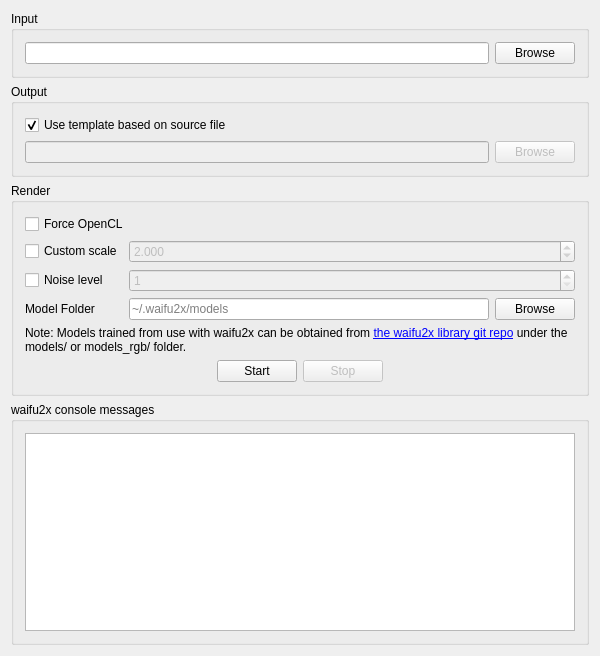
The window that mainwindow.ui (cmdrkotori/qtwaifu2x) describes before a commit, drawn with Qt 5.
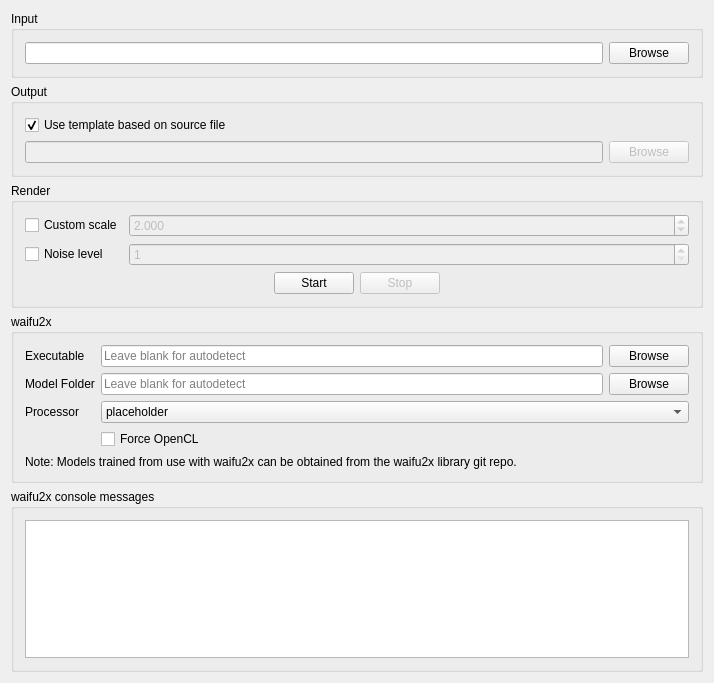
The same window after the commit. Icons and pictures are not drawn.

Commit message:
mainwindow: implement autodetection and processor selection
Autodetects models and executable locations based on sensible
heurestics.  Copies code from darkcropper.

```diff
--- a/mainwindow.ui
+++ b/mainwindow.ui
@@ -6,8 +6,8 @@
    <rect>
     <x>0</x>
     <y>0</y>
-    <width>600</width>
-    <height>656</height>
+    <width>714</width>
+    <height>683</height>
    </rect>
   </property>
   <property name="acceptDrops">
@@ -21,7 +21,7 @@
     <normaloff>:/images/icon.png</normaloff>:/images/icon.png</iconset>
   </property>
   <widget class="QWidget" name="centralWidget">
-   <layout class="QVBoxLayout" name="verticalLayout_3" stretch="0,0,0,1">
+   <layout class="QVBoxLayout" name="verticalLayout_3" stretch="0,0,0,0,0">
     <item>
      <widget class="QGroupBox" name="groupBox">
       <property name="title">
@@ -90,6 +90,13 @@
        <item>
         <layout class="QGridLayout" name="gridLayout" columnstretch="0,1">
          <item row="1" column="0">
+          <widget class="QCheckBox" name="noise">
+           <property name="text">
+            <string>Noise level</string>
+           </property>
+          </widget>
+         </item>
+         <item row="0" column="0">
           <widget class="QCheckBox" name="scaleCustom">
            <property name="text">
             <string>Custom scale</string>
@@ -97,37 +104,6 @@
           </widget>
          </item>
          <item row="1" column="1">
-          <widget class="QDoubleSpinBox" name="scaleValue">
-           <property name="enabled">
-            <bool>false</bool>
-           </property>
-           <property name="toolTip">
-            <string>Scale
-
-Upscaling is a O(n^2), meaning that each doubling of the resolution will take four times as long.</string>
-           </property>
-           <property name="decimals">
-            <number>3</number>
-           </property>
-           <property name="minimum">
-            <double>1.000000000000000</double>
-           </property>
-           <property name="maximum">
-            <double>4.000000000000000</double>
-           </property>
-           <property name="value">
-            <double>2.000000000000000</double>
-           </property>
-          </widget>
-         </item>
-         <item row="2" column="0">
-          <widget class="QCheckBox" name="noise">
-           <property name="text">
-            <string>Noise level</string>
-           </property>
-          </widget>
-         </item>
-         <item row="2" column="1">
           <widget class="QSpinBox" name="noiseValue">
            <property name="enabled">
             <bool>false</bool>
@@ -152,57 +128,25 @@
            </property>
           </widget>
          </item>
-         <item row="3" column="0">
-          <widget class="QLabel" name="label">
-           <property name="text">
-            <string>Model Folder</string>
+         <item row="0" column="1">
+          <widget class="QDoubleSpinBox" name="scaleValue">
+           <property name="enabled">
+            <bool>false</bool>
            </property>
-          </widget>
-         </item>
-         <item row="3" column="1">
-          <layout class="QHBoxLayout" name="horizontalLayout_4">
-           <item>
-            <widget class="QLineEdit" name="modelFolder">
-             <property name="placeholderText">
-              <string>~/.waifu2x/models</string>
-             </property>
-            </widget>
-           </item>
-           <item>
-            <widget class="QPushButton" name="modelBrowse">
-             <property name="text">
-              <string>Browse</string>
-             </property>
-            </widget>
-           </item>
-          </layout>
-         </item>
-         <item row="4" column="0" colspan="2">
-          <widget class="QLabel" name="label_2">
-           <property name="sizePolicy">
-            <sizepolicy hsizetype="MinimumExpanding" vsizetype="Minimum">
-             <horstretch>0</horstretch>
-             <verstretch>0</verstretch>
-            </sizepolicy>
-           </property>
-           <property name="text">
-            <string>Note: Models trained from use with waifu2x can be obtained from &lt;a href=&quot;https://github.com/nagadomi/waifu2x/&quot;&gt;the waifu2x library git repo&lt;/a&gt;  under the models/ or models_rgb/ folder.</string>
-           </property>
-           <property name="wordWrap">
-            <bool>true</bool>
-           </property>
-           <property name="openExternalLinks">
-            <bool>true</bool>
-           </property>
-          </widget>
-         </item>
-         <item row="0" column="0" colspan="2">
-          <widget class="QCheckBox" name="forceOpenCL">
            <property name="toolTip">
             <string>May be useful for intel chipsets</string>
            </property>
-           <property name="text">
-            <string>Force OpenCL</string>
+           <property name="decimals">
+            <number>3</number>
+           </property>
+           <property name="minimum">
+            <double>1.000000000000000</double>
+           </property>
+           <property name="maximum">
+            <double>4.000000000000000</double>
+           </property>
+           <property name="value">
+            <double>2.000000000000000</double>
            </property>
           </widget>
          </item>
@@ -258,6 +202,119 @@
       </layout>
      </widget>
     </item>
+    <item>
+     <widget class="QGroupBox" name="groupBox_5">
+      <property name="title">
+       <string>waifu2x</string>
+      </property>
+      <layout class="QFormLayout" name="formLayout">
+       <item row="0" column="0">
+        <widget class="QLabel" name="label_3">
+         <property name="text">
+          <string>Executable</string>
+         </property>
+        </widget>
+       </item>
+       <item row="0" column="1">
+        <layout class="QHBoxLayout" name="horizontalLayout_2">
+         <item>
+          <widget class="QLineEdit" name="executable">
+           <property name="placeholderText">
+            <string>Leave blank for autodetect</string>
+           </property>
+          </widget>
+         </item>
+         <item>
+          <widget class="QPushButton" name="executableBrowse">
+           <property name="text">
+            <string>Browse</string>
+           </property>
+          </widget>
+         </item>
+        </layout>
+       </item>
+       <item row="1" column="0">
+        <widget class="QLabel" name="label">
+         <property name="text">
+          <string>Model Folder</string>
+         </property>
+        </widget>
+       </item>
+       <item row="1" column="1">
+        <layout class="QHBoxLayout" name="horizontalLayout_4">
+         <item>
+          <widget class="QLineEdit" name="modelFolder">
+           <property name="placeholderText">
+            <string>Leave blank for autodetect</string>
+           </property>
+          </widget>
+         </item>
+         <item>
+          <widget class="QPushButton" name="modelBrowse">
+           <property name="text">
+            <string>Browse</string>
+           </property>
+          </widget>
+         </item>
+        </layout>
+       </item>
+       <item row="2" column="0">
+        <widget class="QLabel" name="label_4">
+         <property name="text">
+          <string>Processor</string>
+         </property>
+        </widget>
+       </item>
+       <item row="2" column="1">
+        <widget class="QComboBox" name="processor">
+         <property name="sizePolicy">
+          <sizepolicy hsizetype="Expanding" vsizetype="Fixed">
+           <horstretch>0</horstretch>
+           <verstretch>0</verstretch>
+          </sizepolicy>
+         </property>
+         <property name="currentIndex">
+          <number>0</number>
+         </property>
+         <item>
+          <property name="text">
+           <string>placeholder</string>
+          </property>
+         </item>
+        </widget>
+       </item>
+       <item row="3" column="1">
+        <widget class="QCheckBox" name="forceOpenCL">
+         <property name="toolTip">
+          <string>May be useful for intel chipsets</string>
+         </property>
+         <property name="text">
+          <string>Force OpenCL</string>
+         </property>
+        </widget>
+       </item>
+       <item row="4" column="0" colspan="2">
+        <widget class="QLabel" name="label_2">
+         <property name="sizePolicy">
+          <sizepolicy hsizetype="MinimumExpanding" vsizetype="Minimum">
+           <horstretch>0</horstretch>
+           <verstretch>0</verstretch>
+          </sizepolicy>
+         </property>
+         <property name="text">
+          <string>Note: Models trained from use with waifu2x can be obtained from the waifu2x library git repo.</string>
+         </property>
+         <property name="wordWrap">
+          <bool>true</bool>
+         </property>
+         <property name="openExternalLinks">
+          <bool>true</bool>
+         </property>
+        </widget>
+       </item>
+      </layout>
+     </widget>
+    </item>
     <item>
      <widget class="QGroupBox" name="groupBox_4">
       <property name="title">
```
Left out of the diff: 4 changed lines with no effect on the pictures. The commit also changes 2 other files.
